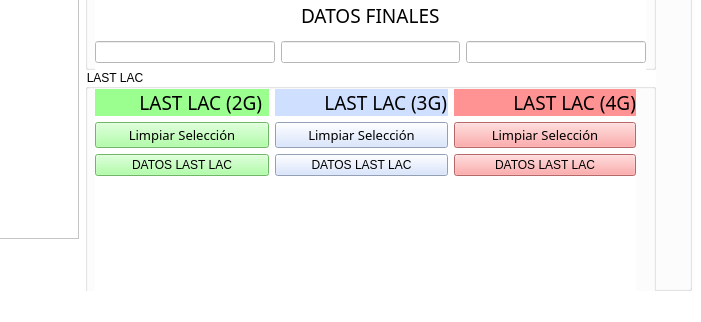
The window that Interfaz/UI/VistaFiltros.ui (Dumaru/ExcelReports) describes before a commit, drawn with Qt 5; both pictures show x 677 to 1378 and y 495 to 817 of the 1378 by 817 pixel window.
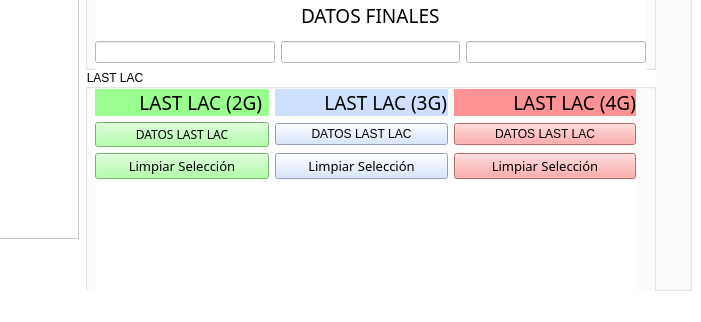
The same window after the commit. Icons and pictures are not drawn.

```diff
--- a/Interfaz/UI/VistaFiltros.ui
+++ b/Interfaz/UI/VistaFiltros.ui
@@ -372,25 +372,53 @@
          <property name="sizeConstraint">
           <enum>QLayout::SetDefaultConstraint</enum>
          </property>
-         <item row="7" column="2">
-          <widget class="QPushButton" name="pushButtonLastLac4G">
+         <item row="4" column="1">
+          <widget class="QPushButton" name="pushButtonLimpiarSeleccion3G">
            <property name="sizePolicy">
-            <sizepolicy hsizetype="MinimumExpanding" vsizetype="Fixed">
+            <sizepolicy hsizetype="MinimumExpanding" vsizetype="Maximum">
              <horstretch>0</horstretch>
              <verstretch>0</verstretch>
             </sizepolicy>
            </property>
+           <property name="minimumSize">
+            <size>
+             <width>0</width>
+             <height>15</height>
+            </size>
+           </property>
+           <property name="maximumSize">
+            <size>
+             <width>16777215</width>
+             <height>30</height>
+            </size>
+           </property>
+           <property name="font">
+            <font>
+             <family>Corbel</family>
+             <pointsize>10</pointsize>
+             <weight>50</weight>
+             <bold>false</bold>
+            </font>
+           </property>
            <property name="styleSheet">
-            <string notr="true">background-color: rgb(255, 146, 146);
-
-</string>
+            <string notr="true">background-color: rgb(207, 223, 255);</string>
            </property>
            <property name="text">
-            <string>DATOS LAST LAC</string>
+            <string>Limpiar Selección</string>
+           </property>
+           <property name="icon">
+            <iconset>
+             <normaloff>../../../../../.designer/Recursos/47559.png</normaloff>../../../../../.designer/Recursos/47559.png</iconset>
+           </property>
+           <property name="iconSize">
+            <size>
+             <width>40</width>
+             <height>40</height>
+            </size>
            </property>
           </widget>
          </item>
-         <item row="3" column="2">
+         <item row="4" column="2">
           <widget class="QPushButton" name="pushButtonLimpiarSeleccion4G">
            <property name="sizePolicy">
             <sizepolicy hsizetype="MinimumExpanding" vsizetype="Maximum">
@@ -437,7 +465,68 @@
            </property>
           </widget>
          </item>
-         <item row="3" column="0">
+         <item row="2" column="2">
+          <widget class="QLabel" name="LabeltITULOLASTLAC_3">
+           <property name="sizePolicy">
+            <sizepolicy hsizetype="MinimumExpanding" vsizetype="Preferred">
+             <horstretch>0</horstretch>
+             <verstretch>0</verstretch>
+            </sizepolicy>
+           </property>
+           <property name="minimumSize">
+            <size>
+             <width>150</width>
+             <height>0</height>
+            </size>
+           </property>
+           <property name="font">
+            <font>
+             <family>Agency FB</family>
+             <pointsize>14</pointsize>
+             <weight>50</weight>
+             <bold>false</bold>
+            </font>
+           </property>
+           <property name="styleSheet">
+            <string notr="true">background-color: rgb(255, 146, 146);
+</string>
+           </property>
+           <property name="text">
+            <string>            LAST LAC (4G)</string>
+           </property>
+          </widget>
+         </item>
+         <item row="2" column="0">
+          <widget class="QLabel" name="LabeltITULOLASTLAC">
+           <property name="sizePolicy">
+            <sizepolicy hsizetype="MinimumExpanding" vsizetype="Maximum">
+             <horstretch>0</horstretch>
+             <verstretch>0</verstretch>
+            </sizepolicy>
+           </property>
+           <property name="minimumSize">
+            <size>
+             <width>150</width>
+             <height>0</height>
+            </size>
+           </property>
+           <property name="font">
+            <font>
+             <family>Agency FB</family>
+             <pointsize>14</pointsize>
+             <weight>50</weight>
+             <bold>false</bold>
+            </font>
+           </property>
+           <property name="styleSheet">
+            <string notr="true">background-color: rgb(155, 255, 144);</string>
+           </property>
+           <property name="text">
+            <string>         LAST LAC (2G)</string>
+           </property>
+          </widget>
+         </item>
+         <item row="4" column="0">
           <widget class="QPushButton" name="pushButtonLimpiarSeleccion2G">
            <property name="sizePolicy">
             <sizepolicy hsizetype="MinimumExpanding" vsizetype="Maximum">
@@ -483,52 +572,6 @@
            </property>
           </widget>
          </item>
-         <item row="3" column="1">
-          <widget class="QPushButton" name="pushButtonLimpiarSeleccion3G">
-           <property name="sizePolicy">
-            <sizepolicy hsizetype="MinimumExpanding" vsizetype="Maximum">
-             <horstretch>0</horstretch>
-             <verstretch>0</verstretch>
-            </sizepolicy>
-           </property>
-           <property name="minimumSize">
-            <size>
-             <width>0</width>
-             <height>15</height>
-            </size>
-           </property>
-           <property name="maximumSize">
-            <size>
-             <width>16777215</width>
-             <height>30</height>
-            </size>
-           </property>
-           <property name="font">
-            <font>
-             <family>Corbel</family>
-             <pointsize>10</pointsize>
-             <weight>50</weight>
-             <bold>false</bold>
-            </font>
-           </property>
-           <property name="styleSheet">
-            <string notr="true">background-color: rgb(207, 223, 255);</string>
-           </property>
-           <property name="text">
-            <string>Limpiar Selección</string>
-           </property>
-           <property name="icon">
-            <iconset>
-             <normaloff>../../../../../.designer/Recursos/47559.png</normaloff>../../../../../.designer/Recursos/47559.png</iconset>
-           </property>
-           <property name="iconSize">
-            <size>
-             <width>40</width>
-             <height>40</height>
-            </size>
-           </property>
-          </widget>
-         </item>
          <item row="2" column="1">
           <widget class="QLabel" name="LabeltITULOLASTLAC_2">
            <property name="sizePolicy">
@@ -559,100 +602,7 @@
            </property>
           </widget>
          </item>
-         <item row="2" column="0">
-          <widget class="QLabel" name="LabeltITULOLASTLAC">
-           <property name="sizePolicy">
-            <sizepolicy hsizetype="MinimumExpanding" vsizetype="Maximum">
-             <horstretch>0</horstretch>
-             <verstretch>0</verstretch>
-            </sizepolicy>
-           </property>
-           <property name="minimumSize">
-            <size>
-             <width>150</width>
-             <height>0</height>
-            </size>
-           </property>
-           <property name="font">
-            <font>
-             <family>Agency FB</family>
-             <pointsize>14</pointsize>
-             <weight>50</weight>
-             <bold>false</bold>
-            </font>
-           </property>
-           <property name="styleSheet">
-            <string notr="true">background-color: rgb(155, 255, 144);</string>
-           </property>
-           <property name="text">
-            <string>         LAST LAC (2G)</string>
-           </property>
-          </widget>
-         </item>
-         <item row="7" column="1">
-          <widget class="QPushButton" name="pushButtonLastLac3G">
-           <property name="sizePolicy">
-            <sizepolicy hsizetype="MinimumExpanding" vsizetype="Fixed">
-             <horstretch>0</horstretch>
-             <verstretch>0</verstretch>
-            </sizepolicy>
-           </property>
-           <property name="styleSheet">
-            <string notr="true">background-color: rgb(207, 223, 255);</string>
-           </property>
-           <property name="text">
-            <string>DATOS LAST LAC</string>
-           </property>
-          </widget>
-         </item>
-         <item row="7" column="0">
-          <widget class="QPushButton" name="pushButtonLastLac2G">
-           <property name="sizePolicy">
-            <sizepolicy hsizetype="MinimumExpanding" vsizetype="Fixed">
-             <horstretch>0</horstretch>
-             <verstretch>0</verstretch>
-            </sizepolicy>
-           </property>
-           <property name="styleSheet">
-            <string notr="true">background-color: rgb(155, 255, 144);</string>
-           </property>
-           <property name="text">
-            <string>DATOS LAST LAC</string>
-           </property>
-          </widget>
-         </item>
-         <item row="2" column="2">
-          <widget class="QLabel" name="LabeltITULOLASTLAC_3">
-           <property name="sizePolicy">
-            <sizepolicy hsizetype="MinimumExpanding" vsizetype="Preferred">
-             <horstretch>0</horstretch>
-             <verstretch>0</verstretch>
-            </sizepolicy>
-           </property>
-           <property name="minimumSize">
-            <size>
-             <width>150</width>
-             <height>0</height>
-            </size>
-           </property>
-           <property name="font">
-            <font>
-             <family>Agency FB</family>
-             <pointsize>14</pointsize>
-             <weight>50</weight>
-             <bold>false</bold>
-            </font>
-           </property>
-           <property name="styleSheet">
-            <string notr="true">background-color: rgb(255, 146, 146);
-</string>
-           </property>
-           <property name="text">
-            <string>            LAST LAC (4G)</string>
-           </property>
-          </widget>
-         </item>
-         <item row="8" column="1">
+         <item row="9" column="1">
           <spacer name="verticalSpacer">
            <property name="orientation">
             <enum>Qt::Vertical</enum>
@@ -665,6 +615,61 @@
            </property>
           </spacer>
          </item>
+         <item row="3" column="0">
+          <widget class="QPushButton" name="pushButtonLastLac2G">
+           <property name="sizePolicy">
+            <sizepolicy hsizetype="MinimumExpanding" vsizetype="Fixed">
+             <horstretch>0</horstretch>
+             <verstretch>0</verstretch>
+            </sizepolicy>
+           </property>
+           <property name="font">
+            <font>
+             <family>Corbel</family>
+            </font>
+           </property>
+           <property name="styleSheet">
+            <string notr="true">background-color: rgb(155, 255, 144);</string>
+           </property>
+           <property name="text">
+            <string>DATOS LAST LAC</string>
+           </property>
+          </widget>
+         </item>
+         <item row="3" column="1">
+          <widget class="QPushButton" name="pushButtonLastLac3G">
+           <property name="sizePolicy">
+            <sizepolicy hsizetype="MinimumExpanding" vsizetype="Fixed">
+             <horstretch>0</horstretch>
+             <verstretch>0</verstretch>
+            </sizepolicy>
+           </property>
+           <property name="styleSheet">
+            <string notr="true">background-color: rgb(207, 223, 255);</string>
+           </property>
+           <property name="text">
+            <string>DATOS LAST LAC</string>
+           </property>
+          </widget>
+         </item>
+         <item row="3" column="2">
+          <widget class="QPushButton" name="pushButtonLastLac4G">
+           <property name="sizePolicy">
+            <sizepolicy hsizetype="MinimumExpanding" vsizetype="Fixed">
+             <horstretch>0</horstretch>
+             <verstretch>0</verstretch>
+            </sizepolicy>
+           </property>
+           <property name="styleSheet">
+            <string notr="true">background-color: rgb(255, 146, 146);
+
+</string>
+           </property>
+           <property name="text">
+            <string>DATOS LAST LAC</string>
+           </property>
+          </widget>
+         </item>
         </layout>
        </widget>
       </widget>
```
Left out of the diff: 1 changed line with no effect on the pictures.
